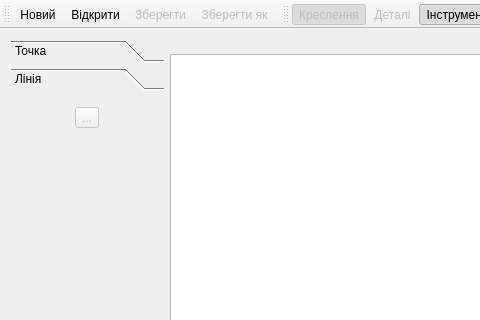
The window that mainwindow.ui (OpnTec/fashionmaker) describes before a commit, drawn with Qt 5; both pictures show x 0 to 480 and y 0 to 320 of the 1100 by 700 pixel window.
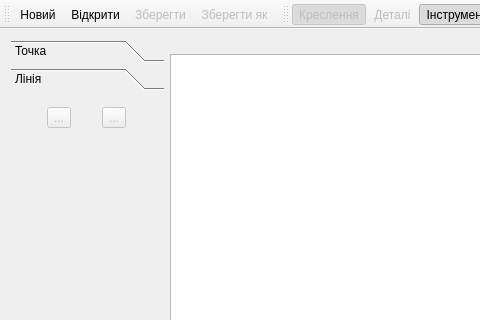
The same window after the commit. The open tabs and pages were chosen to show the change. Icons and pictures are not drawn.

Commit message: Add tool LineIntersect

What changed in the file:
```diff
--- a/mainwindow.ui
+++ b/mainwindow.ui
@@ -230,7 +230,7 @@
          <x>0</x>
          <y>0</y>
          <width>154</width>
-         <height>50</height>
+         <height>58</height>
         </rect>
        </property>
        <property name="sizePolicy">
@@ -257,8 +257,31 @@
           </property>
           <property name="iconSize">
            <size>
-            <width>24</width>
-            <height>24</height>
+            <width>32</width>
+            <height>32</height>
+           </size>
+          </property>
+          <property name="checkable">
+           <bool>true</bool>
+          </property>
+         </widget>
+        </item>
+        <item row="0" column="1">
+         <widget class="QToolButton" name="toolButtonLineIntersect">
+          <property name="enabled">
+           <bool>false</bool>
+          </property>
+          <property name="text">
+           <string>...</string>
+          </property>
+          <property name="icon">
+           <iconset resource="icon.qrc">
+            <normaloff>:/icon/32x32/intersect.png</normaloff>:/icon/32x32/intersect.png</iconset>
+          </property>
+          <property name="iconSize">
+           <size>
+            <width>32</width>
+            <height>32</height>
            </size>
           </property>
           <property name="checkable">
```
Left out of the diff: 2 changed lines with no effect on the pictures. The commit also changes 29 other files.
